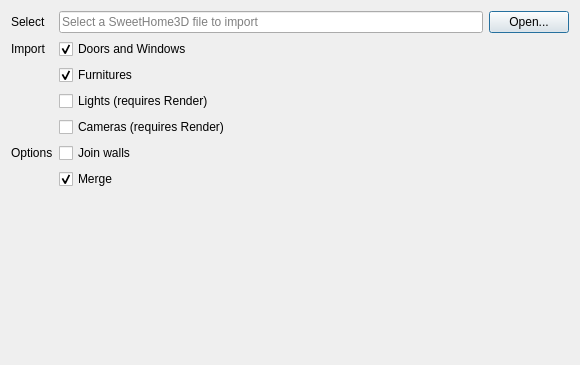
Qt form SH3D_Import.ui (rostskadat/FreeCAD-SH3D) before a commit; both pictures show x 0 to 580 and y 0 to 365 of the 580 by 528 pixel window.
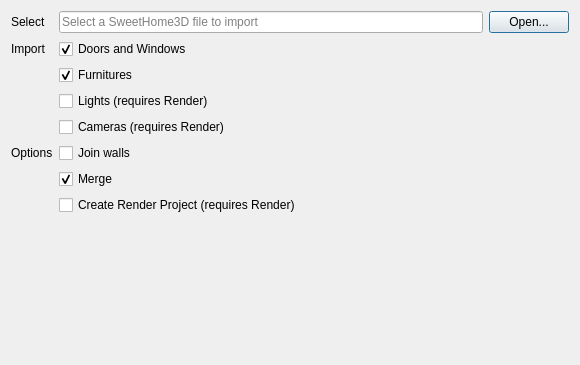
The same form after that commit.

Commit message: Create a default Povray project as suggested in #5

What changed in the file:
```diff
--- a/SH3D_Import.ui
+++ b/SH3D_Import.ui
@@ -156,6 +156,16 @@
          </property>
         </widget>
        </item>
+       <item row="7" column="1">
+        <widget class="QCheckBox" name="optCreateRenderProject">
+         <property name="toolTip">
+          <string>Create a default Render project with the newly Site</string>
+         </property>
+         <property name="text">
+          <string>Create Render Project (requires Render)</string>
+         </property>
+        </widget>
+       </item>
       </layout>
      </item>
      <item>
```
The commit also changes 2 other files.
